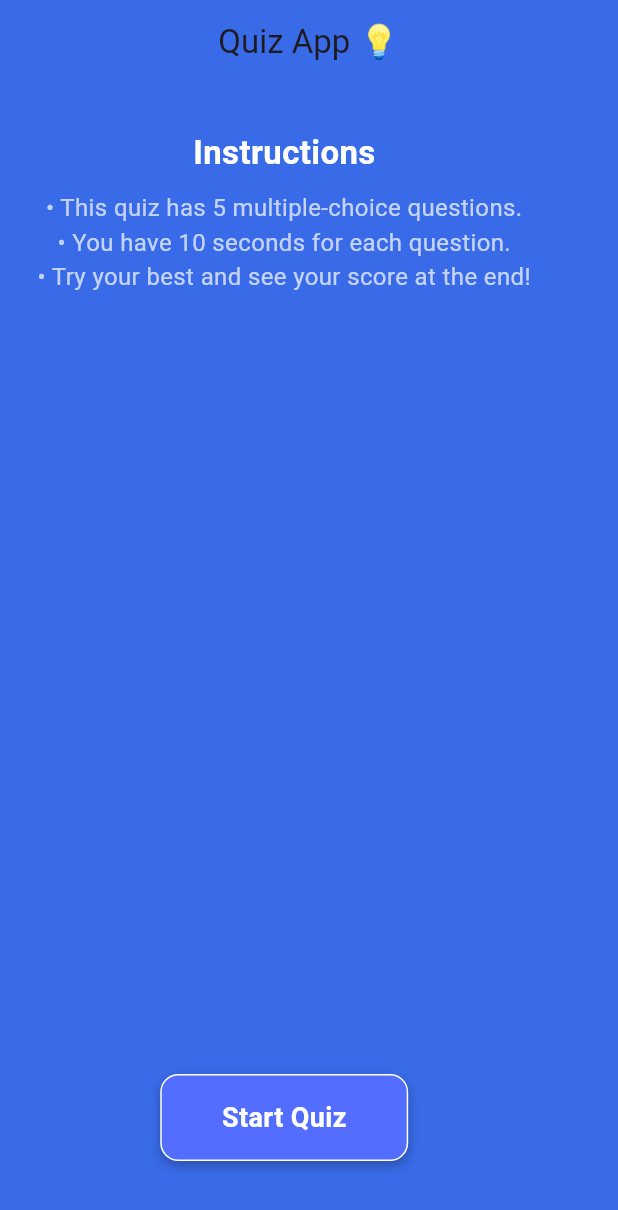
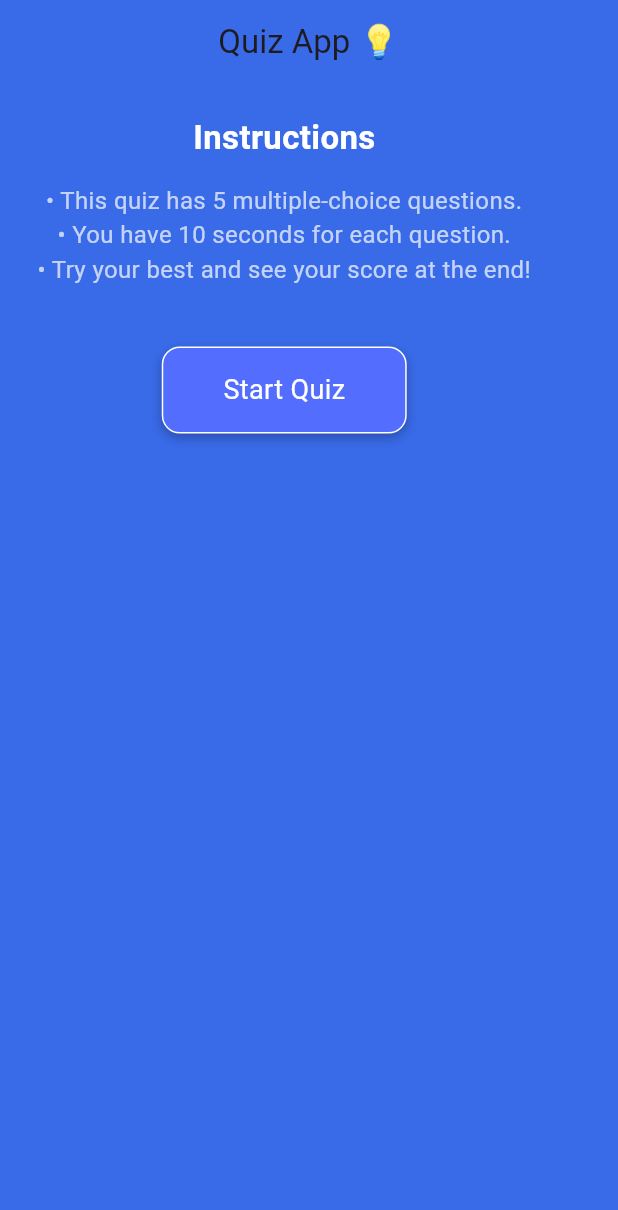
Before and after one commit to M-Attaullah/Quiz_App, a Flutter app: the screen it shows after launch, on a phone screen of 412 x 824 dp. Shown: the top 1210 px of the screen. Run offline on Flutter 3.47's test engine with Material 3 defaults, Android fonts, the phone set to English and light mode, and no system bars.

Commit message:
Updated home_screen UI and .gitignore rules

```diff
--- a/lib/home_screen.dart
+++ b/lib/home_screen.dart
@@ -11,14 +11,15 @@ class HomeScreen extends StatelessWidget {
         title: const Text('Quiz App 💡'),
         centerTitle: true,
         backgroundColor: const Color(0xFF396BE9),
-        elevation: 0,
       ),
       body: Container(
         color: const Color(0xFF396BE9),
         child: Column(
+          mainAxisAlignment:
+              MainAxisAlignment.start, // changed from center to start
           crossAxisAlignment: CrossAxisAlignment.center,
           children: [
-            const SizedBox(height: 30), // Reduced gap from AppBar
+            const SizedBox(height: 20), // added to control gap below AppBar
             const Text(
               'Instructions',
               style: TextStyle(
@@ -27,7 +28,7 @@ class HomeScreen extends StatelessWidget {
                 color: Colors.white,
               ),
             ),
-            const SizedBox(height: 10),
+            const SizedBox(height: 15),
             const Padding(
               padding: EdgeInsets.symmetric(horizontal: 25.0),
               child: Text(
@@ -38,10 +39,8 @@ class HomeScreen extends StatelessWidget {
                 style: TextStyle(color: Colors.white70, fontSize: 16),
               ),
             ),
-            const Spacer(), // Pushes button to bottom with margin
-            Padding(
-              padding: const EdgeInsets.only(bottom: 50.0), // Bottom spacing
-              child: InkWell(
+            const SizedBox(height: 40),
+            InkWell(
               onTap: () {
                 Navigator.push(
                   context,
@@ -68,12 +67,7 @@ class HomeScreen extends StatelessWidget {
                 ),
                 child: const Text(
                   'Start Quiz',
-                    style: TextStyle(
-                      fontSize: 18,
-                      color: Colors.white,
-                      fontWeight: FontWeight.bold,
-                    ),
-                  ),
+                  style: TextStyle(fontSize: 18, color: Colors.white),
                 ),
               ),
             ),
```
Lines whose indentation alone changed are shown as unchanged.
